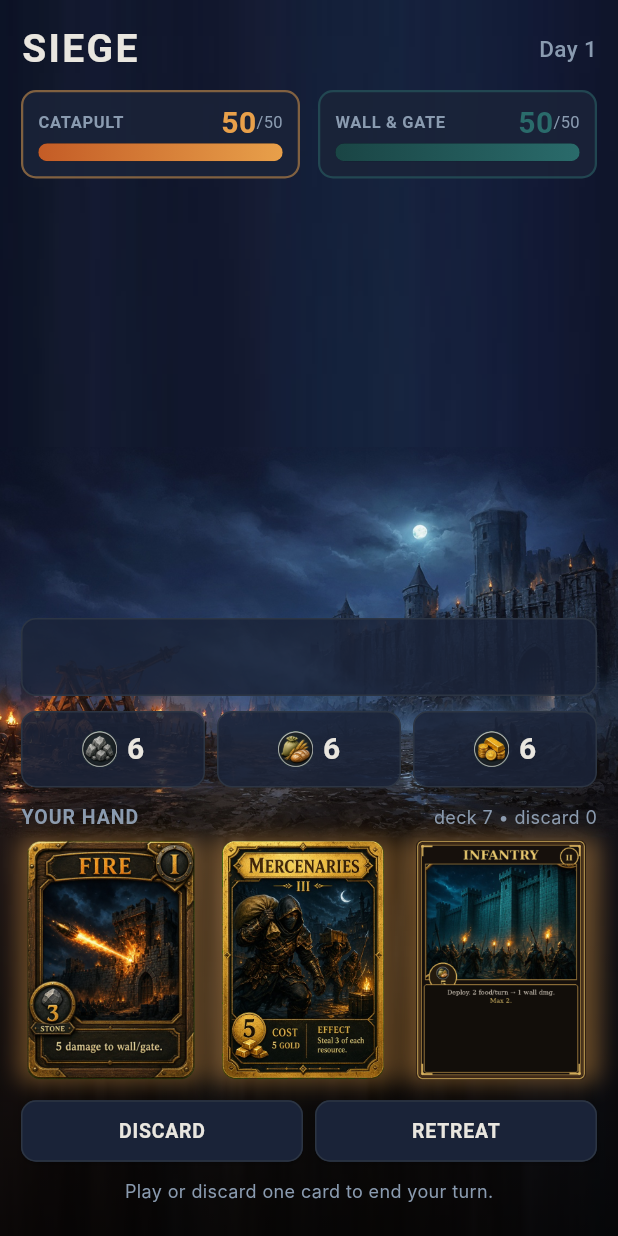
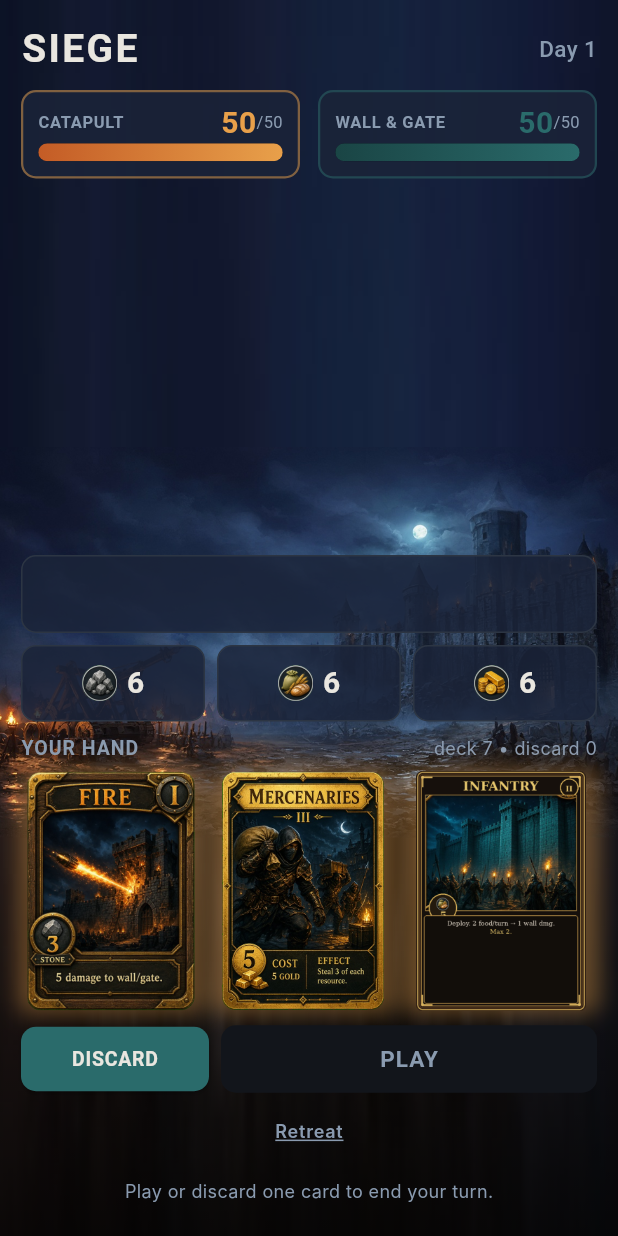
Before and after one commit to benedusi/castle-hero, a Flutter app: the screen it shows after launch, after a tap on "ATTACK", on a phone screen of 412 x 824 dp. Run offline on Flutter 3.47's test engine with Material 3 defaults, Android fonts, the phone set to English and light mode, and no system bars; Roboto replaces fonts that are missing (Inter, Oswald).

Commit message:
Polish: bottom chrome matches Art Bible §3 (log → resources → hand → Play)
Playtest feedback (Giovani): Bottom chrome needed warm Play CTA, visible
battle log, tighter spacing to reduce dead band between stage and chrome.

Changes:

1. Visible Battle Log:
   - Already 52px height showing 1-2 recent entries
   - Clear position above resources
   - Panel background for readability

2. Warm Play CTA (Primary Action):
   - Added amber Play button (SiegeTheme.attacker #E8A04A)
   - Larger (flex: 2) as primary thumb-zone action
   - Only enabled when card selected + affordable
   - Elevated when active

3. Actions Layout (Art Bible order):
   - Discard: Cool teal (SiegeTheme.defender), left side
   - Play: Warm amber, right side (2x width, primary)
   - Retreat: Tucked as underlined text button below (secondary)

4. Card Selection UX:
   - Tap card → select (lifts 8px up)
   - Tap Play → plays selected card
   - Tap Discard → discards selected (or dialog if no selection)
   - Converted to StatefulWidget to track selection state

5. Tighter Spacing (reduce dead band):
   - Gradient height: 350px → 280px
   - Between log/resources/hand: 10px → 8px
   - Chrome sits closer to stage plate

Order now: log → resources → hand(3) → Discard/Play (thumb zone).
No engine changes. Uses existing GameController.playCard/discardCard APIs.

Co-authored-by: Giovani <benedusi@users.noreply.github.com>

```diff
--- a/lib/ui/screens/battle_screen.dart
+++ b/lib/ui/screens/battle_screen.dart
@@ -11,8 +11,15 @@ import '../widgets/card_widget.dart';
 import '../widgets/battle_log.dart';
 import '../widgets/battle_overlay.dart';
 
-class BattleScreen extends StatelessWidget {
+class BattleScreen extends StatefulWidget {
   const BattleScreen({super.key});
+
+  @override
+  State<BattleScreen> createState() => _BattleScreenState();
+}
+
+class _BattleScreenState extends State<BattleScreen> {
+  int? _selectedCardIndex;
 
   @override
   Widget build(BuildContext context) {
@@ -69,7 +76,7 @@ class BattleScreen extends StatelessWidget {
           left: 0,
           right: 0,
           bottom: 0,
-          height: 350,
+          height: 280, // Reduced from 350 to tighten dead band
           child: Container(
             decoration: BoxDecoration(
               gradient: LinearGradient(
@@ -149,20 +156,20 @@ class BattleScreen extends StatelessWidget {
                 children: [
                   // Battle log (1-2 lines)
                   BattleLog(log: state.log),
-                  const SizedBox(height: 10),
+                  const SizedBox(height: 8),
                   // Resources (stone/food/gold fixed order)
                   ResourceDisplay(
                     stone: state.attacker.stone,
                     food: state.attacker.food,
                     gold: state.attacker.gold,
                   ),
-                  const SizedBox(height: 10),
+                  const SizedBox(height: 8),
                   // Hand header
                   _buildHandHeader(state),
                   const SizedBox(height: 6),
                   // Hand of 3
                   _buildHand(controller, state),
-                  const SizedBox(height: 10),
+                  const SizedBox(height: 8),
                   // Play / Discard (thumb zone)
                   _buildActions(context, controller, state),
                   _buildHint(controller, state),
@@ -404,18 +411,30 @@ class BattleScreen extends StatelessWidget {
                 def.cost,
               );
 
+              final isSelected = _selectedCardIndex == index;
+
               return Expanded(
                 child: Padding(
                   padding: EdgeInsets.only(
                     right: index < 2 ? 8.0 : 0,
                   ),
                   // Fixed aspect ratio slot - all cards equal size
+                  child: GestureDetector(
+                    onTap: canPlay ? () {
+                      setState(() {
+                        _selectedCardIndex = isSelected ? null : index;
+                      });
+                    } : null,
+                    child: Transform.translate(
+                      offset: isSelected ? const Offset(0, -8) : Offset.zero,
                       child: AspectRatio(
                         aspectRatio: 2 / 3, // Portrait card slot (0.667)
                         child: CardWidget(
                           card: def,
                           canPlay: canPlay && canAffordCard,
-                      onTap: canPlay ? () => controller.playCard(index) : null,
+                          onTap: null, // Selection handled by GestureDetector above
+                        ),
+                      ),
                     ),
                   ),
                 ),
@@ -452,22 +471,35 @@ class BattleScreen extends StatelessWidget {
   Widget _buildActions(
       BuildContext context, GameController controller, GameState state) {
     final canAct = state.phase == Phase.player && !controller.isAiThinking;
+    final hasSelection = _selectedCardIndex != null;
+    final canPlaySelected = hasSelection &&
+        canAct &&
+        _selectedCardIndex! < state.attacker.hand.length;
 
-    return Row(
+    return Column(
+      mainAxisSize: MainAxisSize.min,
       children: [
+        // Primary actions: Play (warm) + Discard (cool)
+        Row(
+          children: [
+            // Discard (cool teal/steel)
             Expanded(
               child: ElevatedButton(
-            onPressed: canAct && state.attacker.hand.isNotEmpty
+                onPressed: hasSelection && canAct
+                    ? () {
+                        controller.discardCard(_selectedCardIndex!);
+                        setState(() => _selectedCardIndex = null);
+                      }
+                    : (canAct && state.attacker.hand.isNotEmpty
                         ? () => _showDiscardDialog(context, controller, state)
-                : null,
+                        : null),
                 style: ElevatedButton.styleFrom(
-              backgroundColor: SiegeTheme.panel,
+                  backgroundColor: SiegeTheme.defender,
                   foregroundColor: SiegeTheme.ink,
                   disabledBackgroundColor: SiegeTheme.panel2,
-              padding: const EdgeInsets.symmetric(vertical: 11),
+                  padding: const EdgeInsets.symmetric(vertical: 12),
                   shape: RoundedRectangleBorder(
                     borderRadius: BorderRadius.circular(10),
-                side: BorderSide(color: SiegeTheme.line),
                   ),
                 ),
                 child: Text(
@@ -482,26 +514,53 @@ class BattleScreen extends StatelessWidget {
               ),
             ),
             const SizedBox(width: 8),
+            // Play (warm amber - primary CTA)
             Expanded(
+              flex: 2,
               child: ElevatedButton(
-            onPressed: () => _handleRetreat(context, controller),
+                onPressed: canPlaySelected
+                    ? () {
+                        controller.playCard(_selectedCardIndex!);
+                        setState(() => _selectedCardIndex = null);
+                      }
+                    : null,
                 style: ElevatedButton.styleFrom(
-              backgroundColor: SiegeTheme.panel,
-              foregroundColor: SiegeTheme.ink,
-              padding: const EdgeInsets.symmetric(vertical: 11),
+                  backgroundColor: SiegeTheme.attacker,
+                  foregroundColor: SiegeTheme.background,
+                  disabledBackgroundColor: SiegeTheme.panel2,
+                  disabledForegroundColor: SiegeTheme.muted,
+                  padding: const EdgeInsets.symmetric(vertical: 12),
                   shape: RoundedRectangleBorder(
                     borderRadius: BorderRadius.circular(10),
-                side: BorderSide(color: SiegeTheme.line),
+                  ),
+                  elevation: canPlaySelected ? 4 : 0,
+                ),
+                child: Text(
+                  'PLAY',
+                  style: TextStyle(
+                    fontFamily: 'Oswald',
+                    fontSize: 15,
+                    fontWeight: FontWeight.w700,
+                    letterSpacing: 0.75,
                   ),
                 ),
+              ),
+            ),
+          ],
+        ),
+        // Secondary: Retreat (text button, tucked)
+        TextButton(
+          onPressed: () => _handleRetreat(context, controller),
+          style: TextButton.styleFrom(
+            foregroundColor: SiegeTheme.muted,
+            padding: const EdgeInsets.symmetric(vertical: 6),
+          ),
           child: Text(
-              'RETREAT',
+            'Retreat',
             style: TextStyle(
-                fontFamily: 'Oswald',
-                fontSize: 13,
-                fontWeight: FontWeight.w600,
-                letterSpacing: 0.52,
-              ),
+              fontFamily: 'Inter',
+              fontSize: 12,
+              decoration: TextDecoration.underline,
             ),
           ),
         ),
```
Lines whose indentation alone changed are shown as unchanged.
